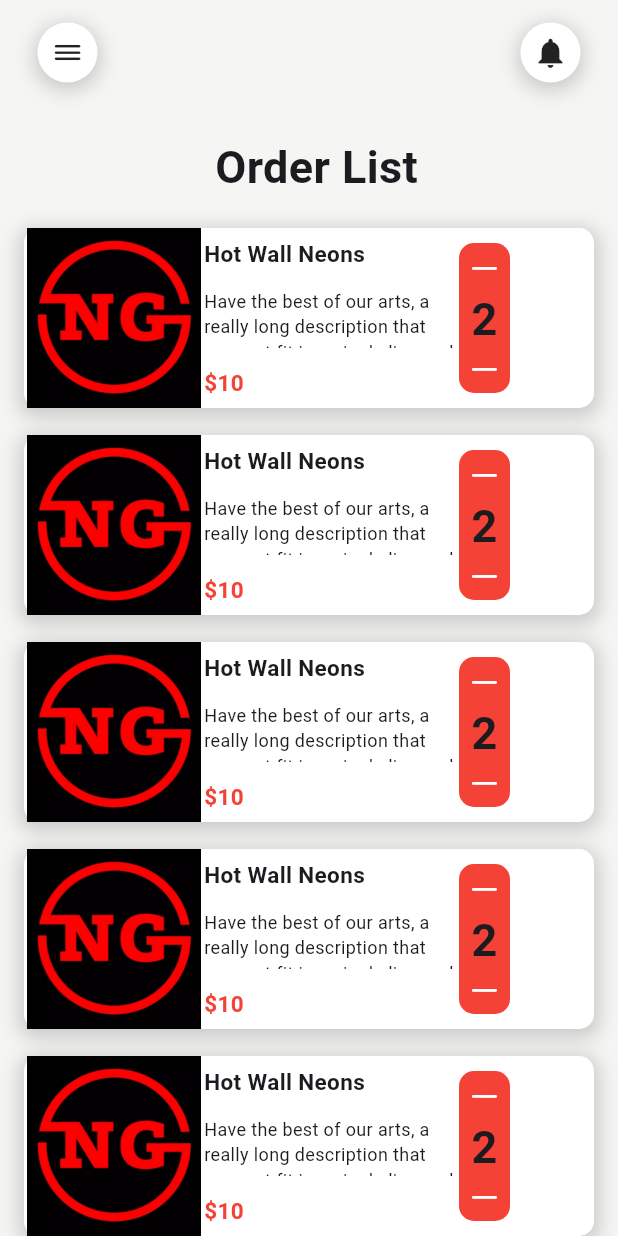
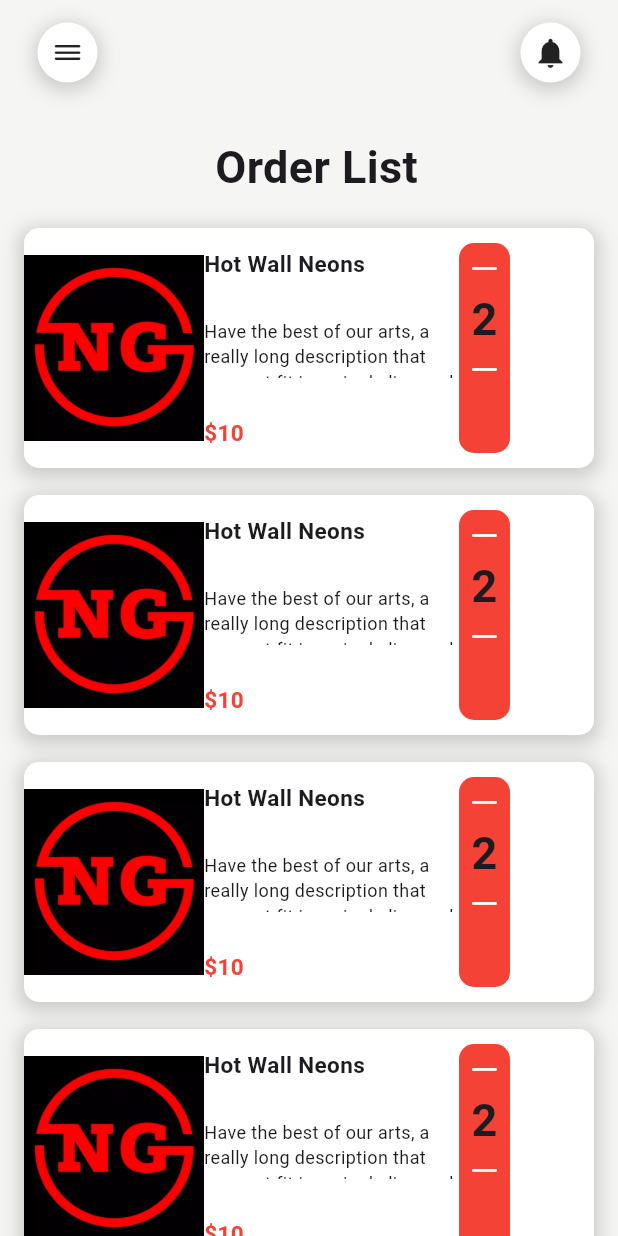
Before and after one commit to Katchietsnouva/family_health_app, a Flutter app: the CartPage screen opened by its route, on a phone screen of 412 x 824 dp. Run offline on Flutter 3.47's test engine with Material 3 defaults, Android fonts, the phone set to English and light mode, and no system bars; our stand-ins replace flutter_rating_bar.

Commit message:
commit 0.74

```diff
--- a/lib/Pages/CartPage.dart
+++ b/lib/Pages/CartPage.dart
@@ -41,7 +41,7 @@ class CartPage extends StatelessWidget {
                     padding: EdgeInsets.symmetric(vertical: 9),
                     child: Container(
                       width:380,
-                      height: 120,
+                      height: 160,
                       decoration: BoxDecoration(
                         color: Colors.white,
                         borderRadius: BorderRadius.circular(10),
@@ -134,16 +134,53 @@ class CartPage extends StatelessWidget {
                               ],
                             ),)
                           ),
+                        ],
+                      ),
+                    ),
+                  ),
 
 
 
+                  Padding(
+                    padding: EdgeInsets.symmetric(horizontal: 20, vertical: 10),
+                    child: Container(
+                      padding: EdgeInsets.all(20),
+                      decoration: BoxDecoration(
+                          color: Colors.white,
+                          borderRadius: BorderRadius.circular(10),
+                          boxShadow: [
+                            BoxShadow(
+                              color: Colors.grey.withOpacity(0.5),
+                              spreadRadius: 3,
+                              blurRadius: 10,
+                              offset: Offset(0, 3),
+                            )
+                          ],
+                        ),
 
-                        ],
-                      ),
-
+                        child: Column(
+                          children: [
+                            Padding(
+                              padding: EdgeInsets.symmetric(
+                                vertical: 10,
+                              ),
+                              child: Row(
+                                // mainAxisAlignment: MainAxisAlignment.spaceBetween,
+                                children: [
+                                  Text(
+                                    "2",
+                                    style: TextStyle(
+                                    fontWeight: FontWeight.bold,
+                                    fontSize: 30,
+                                    ),
+                                  ),
+                                ],
+                              ),
+                            )
+                          ],
+                        ),
                     ),
                   ),
-
                 ],
               ),
             ),
```
